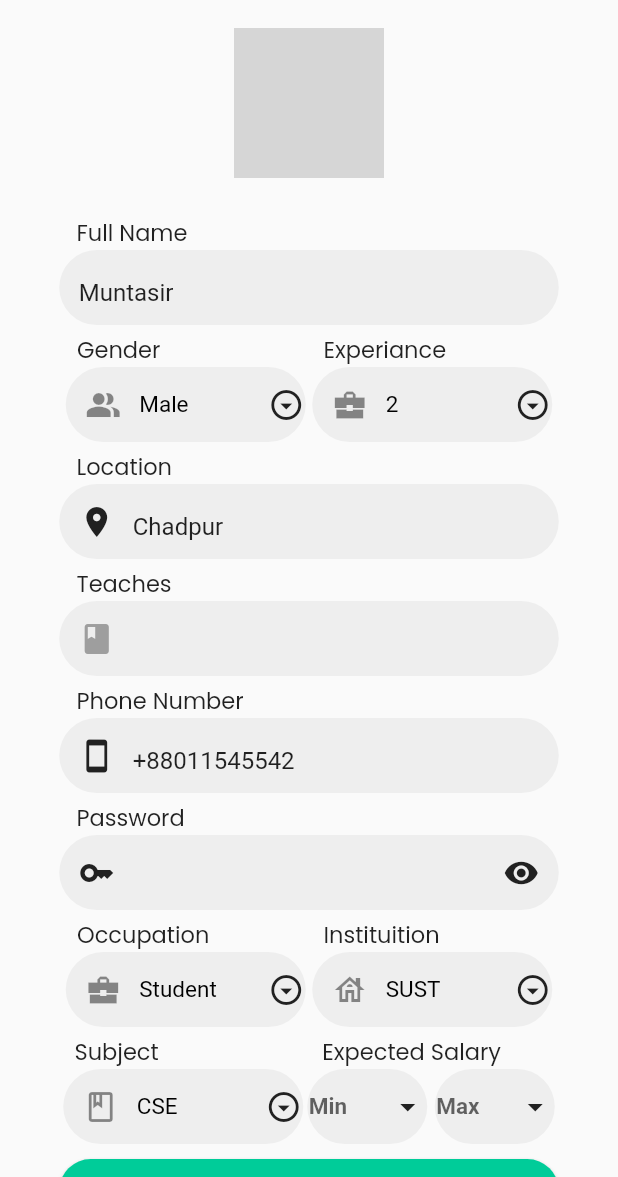
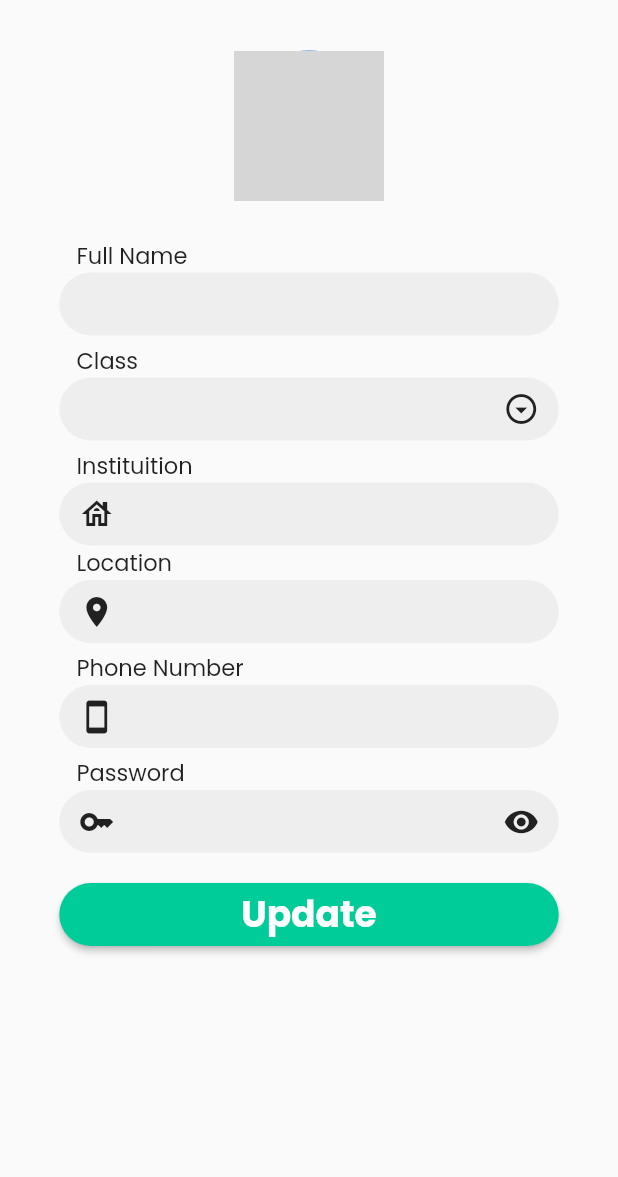
Before and after one commit to nomansum/EduHome, a Flutter app: the screen it shows after launch, on a phone screen of 412 x 824 dp, the part 59-1236 px from its top. Run offline on Flutter 3.47's test engine with Material 2 defaults, Android fonts, the phone set to English and light mode, and no system bars; our stand-ins replace font_awesome_flutter; network calls fail; grey boxes are pictures that could not be loaded.

Commit message:
update student profile done

```diff
--- a/lib/main.dart
+++ b/lib/main.dart
@@ -1,7 +1,8 @@
 import 'package:eduhome_project/screens/authenticate/sign_in.dart';
 import 'package:eduhome_project/screens/authenticate/student_register.dart';
 import 'package:eduhome_project/screens/authenticate/teacher_register.dart';
-import 'package:eduhome_project/screens/authenticate/update_profile.dart';
+import 'package:eduhome_project/screens/authenticate/update_student_profile.dart';
+import 'package:eduhome_project/screens/authenticate/update_teacher_profile.dart';
 import 'package:eduhome_project/screens/home/teacher_home.dart';
 import 'package:eduhome_project/screens/pages/post_tuition.dart';
 import 'package:eduhome_project/screens/pages/student_posts.dart';
@@ -19,7 +20,7 @@ class MyApp extends StatelessWidget {
   @override
   Widget build(BuildContext context) {
     return MaterialApp(
-      home: UpdateProfile(),
+      home: UpdateStudentProfile(),
        debugShowCheckedModeBanner: false,
     );
   }
--- a/lib/screens/authenticate/student_register.dart
+++ b/lib/screens/authenticate/student_register.dart
@@ -49,7 +49,8 @@ class _StudentRegisterState extends State<StudentRegister> {
   @override
   Widget build(BuildContext context) {
     return Scaffold(
-      body: Center(
+      body: SafeArea(
+        child: Center(
             child: Form(
           key: _formKey,
           child: SingleChildScrollView(
@@ -131,6 +132,12 @@ class _StudentRegisterState extends State<StudentRegister> {
                 SizedBox(
                   height: 5,
                 ),
+
+
+
+
+
+
                 HeadingText(headingText: "Location"),
                 Container(
                   height: 42,
@@ -280,6 +287,7 @@ class _StudentRegisterState extends State<StudentRegister> {
             ),
           ),
         )),
+      ),
     );
   }
 }
--- /dev/null
+++ b/lib/screens/authenticate/update_student_profile.dart
@@ -0,0 +1,327 @@
+import 'package:eduhome_project/constants/dropdown_list.dart';
+import 'package:eduhome_project/constants/heading_textfield.dart';
+import 'package:eduhome_project/constants/icon_constants.dart';
+import 'package:eduhome_project/constants/input_decoration.dart';
+import 'package:eduhome_project/constants/profile.dart';
+import 'package:eduhome_project/widgets/back_button.dart';
+import 'package:eduhome_project/widgets/custom_dropdown.dart';
+import 'package:eduhome_project/widgets/teacher_subject_salary.dart';
+import 'package:eduhome_project/widgets/update_drop_down_field.dart';
+import 'package:flutter/material.dart';
+import 'package:font_awesome_flutter/font_awesome_flutter.dart';
+
+
+class UpdateStudentProfile extends StatefulWidget {
+
+   UpdateStudentProfile({super.key});
+
+        var userDetails = Profile(fullName: "Muntasir", gender: "Male", experiance: 2, location: "Chadpur", phn: "+88011545542", occupation: "Student", instituition: "SUST", minSalary: "30000", maxSalary: "50000" , subjects:"CSE");
+
+
+  @override
+  State<UpdateStudentProfile> createState() => _UpdateStudentProfileState();
+}
+
+class _UpdateStudentProfileState extends State<UpdateStudentProfile> {
+
+final _formKey = GlobalKey<FormState>();
+  final nameEditingController = TextEditingController();
+  final classEditingController = TextEditingController();
+  final locationEditingController = TextEditingController();
+  final phoneEditingController = TextEditingController();
+  final passwordEditingController = TextEditingController();
+  final instituitionEditingController= TextEditingController();
+  bool _obscureText = true;
+  static const IconData arrow_drop_down_circle_outlined = arrowDropdown;
+
+  static const IconData location_on = Location;
+
+  static const IconData smartphone = Mobile;
+
+  static const IconData key_outlined = outlinedKey;
+
+  String _selectedItem = "";
+
+  final List<String> _dropdownItems = dropDownList;
+
+  @override
+  void dispose() {
+    // TODO: implement dispose
+    super.dispose();
+    nameEditingController.dispose();
+    classEditingController.dispose();
+    locationEditingController.dispose();
+    phoneEditingController.dispose();
+    passwordEditingController.dispose();
+  }
+
+
+
+
+
+
+
+
+  @override
+  Widget build(BuildContext context) {
+    return Scaffold(
+      body: Form(
+        key: _formKey,
+        child: SingleChildScrollView(
+      child: SafeArea(
+        child: Column(
+          mainAxisAlignment: MainAxisAlignment.start,
+          children: [
+           Row(
+                mainAxisAlignment: MainAxisAlignment.spaceBetween,
+                children: [
+                  TextButton(
+                        child: Text(
+                          '< Profile',
+                          style: TextStyle(
+                              fontSize: 20,
+                              fontFamily: "Poppins",
+                              fontWeight: FontWeight.w800,
+                              color: Colors.black),
+                        ),
+                        onPressed: () {
+                          Navigator.pop(context);
+                        },
+                      ),
+                    IconButton(onPressed: (){
+                      //Carry Out Logout Action
+                    }, icon: Icon(IconData(0xe3b3, fontFamily: 'MaterialIcons')))
+
+                ],
+              ),
+            SizedBox(
+              height: 25,
+            ),
+             Row(
+                mainAxisAlignment: MainAxisAlignment.center,
+                children: [
+                  CircleAvatar(
+                    minRadius: 50,
+              backgroundImage: NetworkImage(
+                  'https://images.unsplash.com/photo-1581382575275-97901c2635b7?ixlib=rb-4.0.3&ixid=M3wxMjA3fDB8MHxwaG90by1wYWdlfHx8fGVufDB8fHx8fA%3D%3D&auto=format&fit=crop&w=1287&q=80'),
+            )
+                ],
+               ),
+
+            SizedBox(
+              height: 25,
+            ),
+            HeadingText(headingText: "Full Name"),
+            Container(
+              height: 42,
+              width: 333,
+              decoration: containerDecoration,
+              child: TextFormField(
+                validator: (value) {
+                  //value = value.toString();
+                  if (value == null || value.isEmpty) {
+                    return "please enter Full Name";
+                  }
+                  return null;
+                },
+                cursorColor: Colors.grey[900],
+                controller: nameEditingController,
+                decoration: inputDecoration,
+              ),
+            ),
+            SizedBox(
+              height: 5,
+            ),
+            HeadingText(headingText: "Class"),
+            Container(
+              height: 42,
+              width: 333,
+              decoration: containerDecoration,
+              child: TextFormField(
+                cursorColor: Colors.grey[900],
+                decoration: inputDecoration.copyWith(
+                    suffixIcon: PopupMenuButton(
+                  icon: Icon(
+                    arrow_drop_down_circle_outlined,
+                    color: Colors.grey[900],
+                  ),
+                  itemBuilder: (context) {
+                    return _dropdownItems.map((String item) {
+                      return PopupMenuItem(
+                        child: Text(item),
+                        value: item,
+                      );
+                    }).toList();
+                  },
+                  onSelected: (String selectedItem) {
+                    setState(() {
+                      _selectedItem = selectedItem;
+                    });
+                  },
+                )),
+                controller: TextEditingController(text: _selectedItem ?? ''),
+              ),
+            ),
+            SizedBox(
+              height: 5,
+            ),
+
+
+
+         HeadingText(headingText: "Instituition"),
+            Container(
+              height: 42,
+              width: 333,
+              decoration: containerDecoration,
+              child: TextFormField(
+                validator: (value) {
+                  //value = value.toString();
+                  if (value == null || value.isEmpty) {
+                    return "please enter Your Instituition";
+                  }
+                  return null;
+                },
+                cursorColor: Colors.grey[900],
+                controller: instituitionEditingController,
+                decoration: inputDecoration.copyWith(
+                    prefixIcon: Icon(
+                  Icons.house_outlined,
+                  color: Colors.grey[900],
+                )),
+              ),
+            ),
+
+
+
+
+
+
+
+            HeadingText(headingText: "Location"),
+            Container(
+              height: 42,
+              width: 333,
+              decoration: containerDecoration,
+              child: TextFormField(
+                validator: (value) {
+                  //value = value.toString();
+                  if (value == null || value.isEmpty) {
+                    return "please enter Your Location";
+                  }
+                  return null;
+                },
+                cursorColor: Colors.grey[900],
+                controller: locationEditingController,
+                decoration: inputDecoration.copyWith(
+                    prefixIcon: Icon(
+                  location_on,
+                  color: Colors.grey[900],
+                )),
+              ),
+            ),
+            SizedBox(
+              height: 5,
+            ),
+            HeadingText(headingText: "Phone Number"),
+            Container(
+              height: 42,
+              width: 333,
+              decoration: containerDecoration,
+              child: TextFormField(
+                validator: (value) {
+                  //value = value.toString();
+                  if (value == null || value.isEmpty) {
+                    return "please enter Your Location";
+                  }
+                  return null;
+                },
+                cursorColor: Colors.grey[900],
+                controller: phoneEditingController,
+                decoration: inputDecoration.copyWith(
+                    prefixIcon: Icon(
+                  smartphone,
+                  color: Colors.grey[900],
+                )),
+              ),
+            ),
+            SizedBox(
+              height: 5,
+            ),
+            HeadingText(headingText: "Password"),
+            Container(
+              height: 42,
+              width: 333,
+              decoration: containerDecoration,
+              child: TextFormField(
+                validator: (value) {
+                  if (value == null || value.isEmpty || value.length < 6) {
+                    return "Please Enter Password with length at least 6";
+                  }
+                  return null;
+                },
+                cursorColor: Colors.grey[900],
+                controller: passwordEditingController,
+                obscureText: _obscureText,
+                decoration: inputDecoration.copyWith(
+                    prefixIcon: Icon(
+                      key_outlined,
+                      color: Colors.grey[900],
+                    ),
+                    suffixIcon: IconButton(
+                      icon: Icon(
+                        Icons.visibility,
+                        color: Colors.grey[900],
+                      ),
+                      onPressed: () {
+                        if (_obscureText) {
+                          _obscureText = false;
+                        } else {
+                          _obscureText = true;
+                        }
+                        setState(() {});
+                      },
+                    )),
+              ),
+            ),
+            SizedBox(
+              height: 20,
+            ),
+            Container(
+              width: 333,
+              height: 42,
+              child: ElevatedButton(
+                style: ElevatedButton.styleFrom(
+                    primary: Color(
+                        int.parse("#00CC99".substring(1, 7), radix: 16) +
+                            0xFF000000),
+                    shape: RoundedRectangleBorder(
+                        borderRadius: BorderRadius.circular(50.0))),
+                onPressed: () {
+                  if (_formKey.currentState!.validate()) {
+                    ScaffoldMessenger.of(context).showSnackBar(
+                      const SnackBar(content: Text('Done')),
+                    );
+                  }
+                },
+                child: Text(
+                  "Update",
+                  style: TextStyle(
+                    fontFamily: "Poppins",
+                    fontSize: 24,
+                    fontWeight: FontWeight.w600,
+                  ),
+                ),
+              ),
+            ),
+            SizedBox(
+              height: 10,
+            ),
+
+          ],
+        ),
+      ),
+        ),
+      ),
+    );
+  }
+}
```
Also changed, not shown: lib/screens/authenticate/update_teacher_profile.dart (renamed from lib/screens/authenticate/update_profile.dart). Lines whose indentation alone changed are shown as unchanged.
